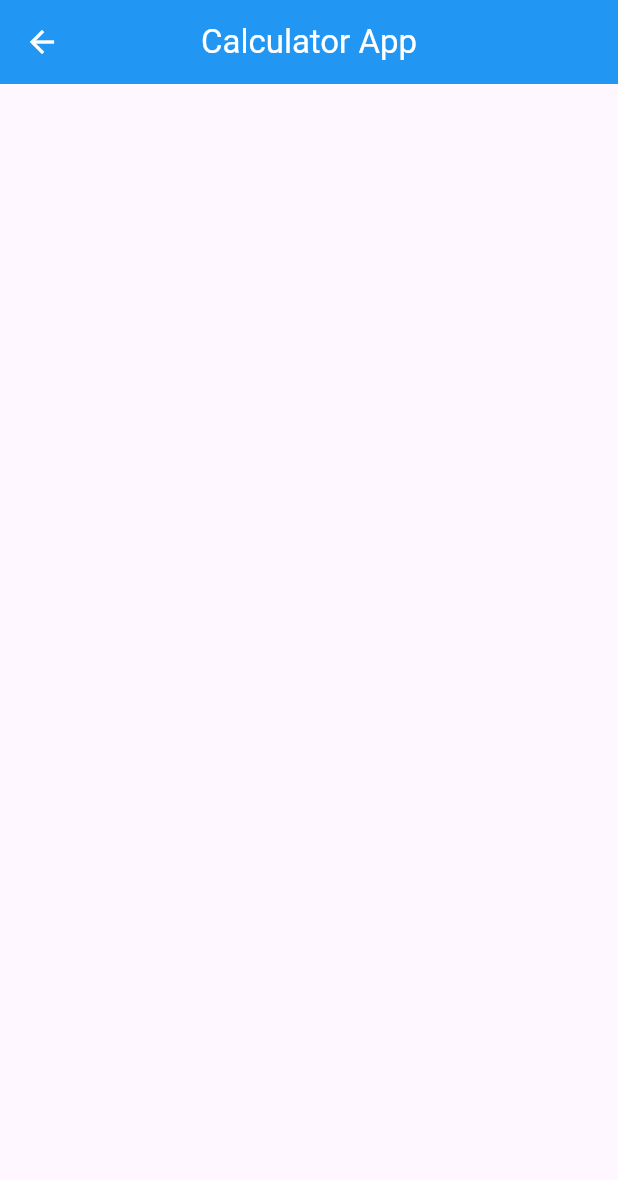
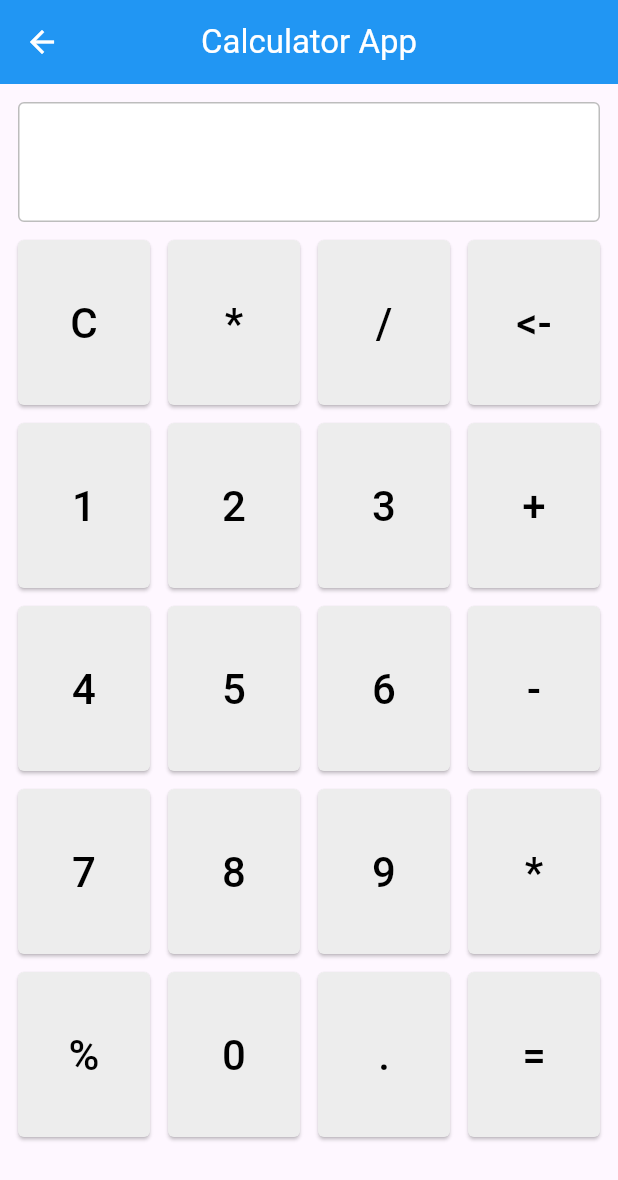
Before and after one commit to Rajnish-kumar-saphi-82/assignment_calculator_app, a Flutter app: the screen it shows after launch, on a phone screen of 412 x 824 dp. Shown: the top 1180 px of the screen. Run offline on Flutter 3.47's test engine with Material 3 defaults, Android fonts, the phone set to English and light mode, and no system bars.

Commit message:
Complete calculator app

```diff
--- a/lib/views/Calculator_view.dart
+++ b/lib/views/Calculator_view.dart
@@ -8,6 +8,104 @@ class CalculatorView extends StatefulWidget {
 }
 
 class _CalculatorViewState extends State<CalculatorView> {
+  static const List<String> _buttons = [
+    'C',
+    '*',
+    '/',
+    '<-',
+    '1',
+    '2',
+    '3',
+    '+',
+    '4',
+    '5',
+    '6',
+    '-',
+    '7',
+    '8',
+    '9',
+    '*',
+    '%',
+    '0',
+    '.',
+    '=',
+  ];
+
+  String _display = '';
+  double? _firstOperand;
+  String? _operator;
+  bool _waitingForSecond = false;
+
+  void _onButtonPressed(String label) {
+    setState(() {
+      if (label == 'C') {
+        _display = '';
+        _firstOperand = null;
+        _operator = null;
+        _waitingForSecond = false;
+      } else if (label == '<-') {
+        if (_display.isNotEmpty) {
+          _display = _display.substring(0, _display.length - 1);
+        }
+      } else if ('+-*/%'.contains(label)) {
+        if (_display.isNotEmpty) {
+          _firstOperand = double.tryParse(_display);
+          _operator = label;
+          _waitingForSecond = true;
+          _display = '';
+        }
+      } else if (label == '=') {
+        if (_firstOperand != null && _operator != null && _display.isNotEmpty) {
+          final double? secondOperand = double.tryParse(_display);
+          if (secondOperand == null) return;
+
+          double result = 0;
+
+          switch (_operator) {
+            case '+':
+              result = _firstOperand! + secondOperand;
+              break;
+            case '-':
+              result = _firstOperand! - secondOperand;
+              break;
+            case '*':
+              result = _firstOperand! * secondOperand;
+              break;
+            case '/':
+              if (secondOperand == 0) {
+                _display = 'Error';
+                _firstOperand = null;
+                _operator = null;
+                _waitingForSecond = false;
+                return;
+              }
+              result = _firstOperand! / secondOperand;
+              break;
+            case '%':
+              result = _firstOperand! % secondOperand;
+              break;
+          }
+
+          _display = result % 1 == 0
+              ? result.toInt().toString()
+              : result.toString();
+
+          _firstOperand = null;
+          _operator = null;
+          _waitingForSecond = false;
+        }
+      } else {
+        if (_waitingForSecond) {
+          _display = label;
+          _waitingForSecond = false;
+        } else {
+          if (label == '.' && _display.contains('.')) return;
+          _display += label;
+        }
+      }
+    });
+  }
+
   @override
   Widget build(BuildContext context) {
     return Scaffold(
@@ -17,7 +115,54 @@ class _CalculatorViewState extends State<CalculatorView> {
         backgroundColor: Colors.blue,
         foregroundColor: Colors.white,
         leading: BackButton(color: Colors.white),
+      ),
 
+      body: Padding(
+        padding: EdgeInsets.all(12),
+        child: Column(
+          children: [
+            Container(
+              width: double.infinity,
+              height: 80,
+              padding: EdgeInsets.all(12),
+              alignment: Alignment.centerRight,
+              decoration: BoxDecoration(
+                color: Colors.white,
+                border: Border.all(color: Colors.grey.shade400),
+                borderRadius: BorderRadius.circular(4),
+              ),
+              child: Text(
+                _display,
+                style: TextStyle(fontSize: 28, color: Colors.black),
+              ),
+            ),
+
+            const SizedBox(height: 12),
+
+            Expanded(
+              child: GridView.count(
+                crossAxisCount: 4,
+                mainAxisSpacing: 12,
+                crossAxisSpacing: 12,
+                childAspectRatio: 0.8,
+                children: [
+                  for (final label in _buttons)
+                    ElevatedButton(
+                      onPressed: () => _onButtonPressed(label),
+                      style: ElevatedButton.styleFrom(
+                        backgroundColor: const Color(0xFFEDEDED),
+                        foregroundColor: Colors.black,
+                        shape: RoundedRectangleBorder(
+                          borderRadius: BorderRadius.circular(4),
+                        ),
+                      ),
+                      child: Text(label, style: const TextStyle(fontSize: 28)),
+                    ),
+                ],
+              ),
+            ),
+          ],
+        ),
       ),
     );
   }
```
